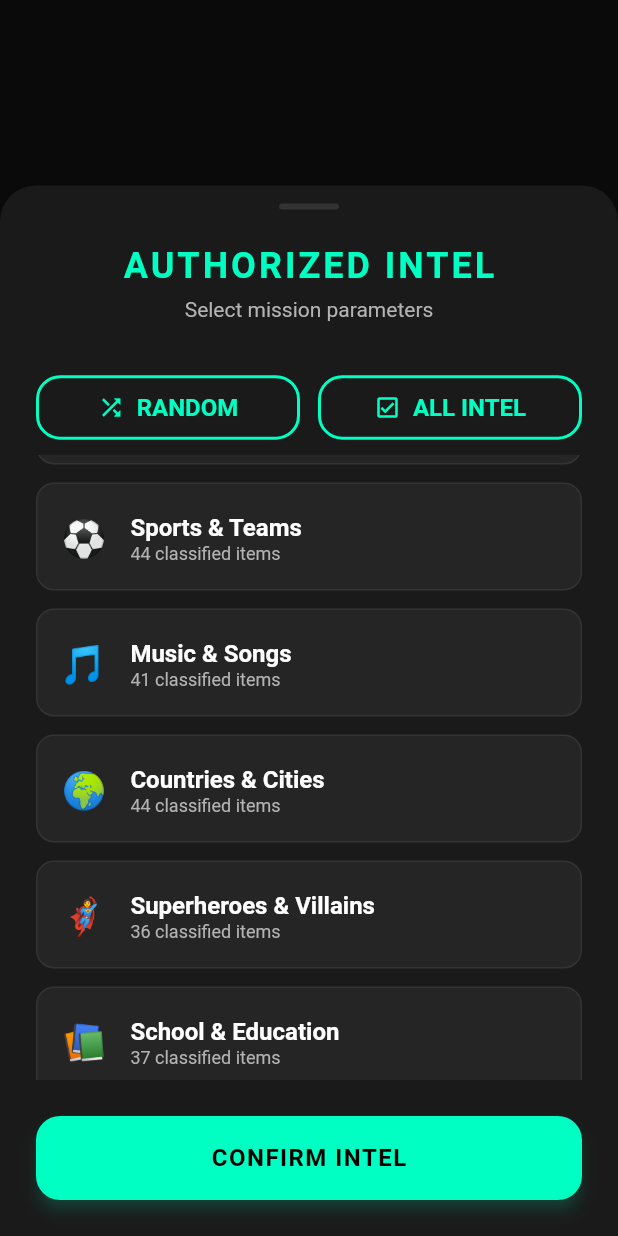
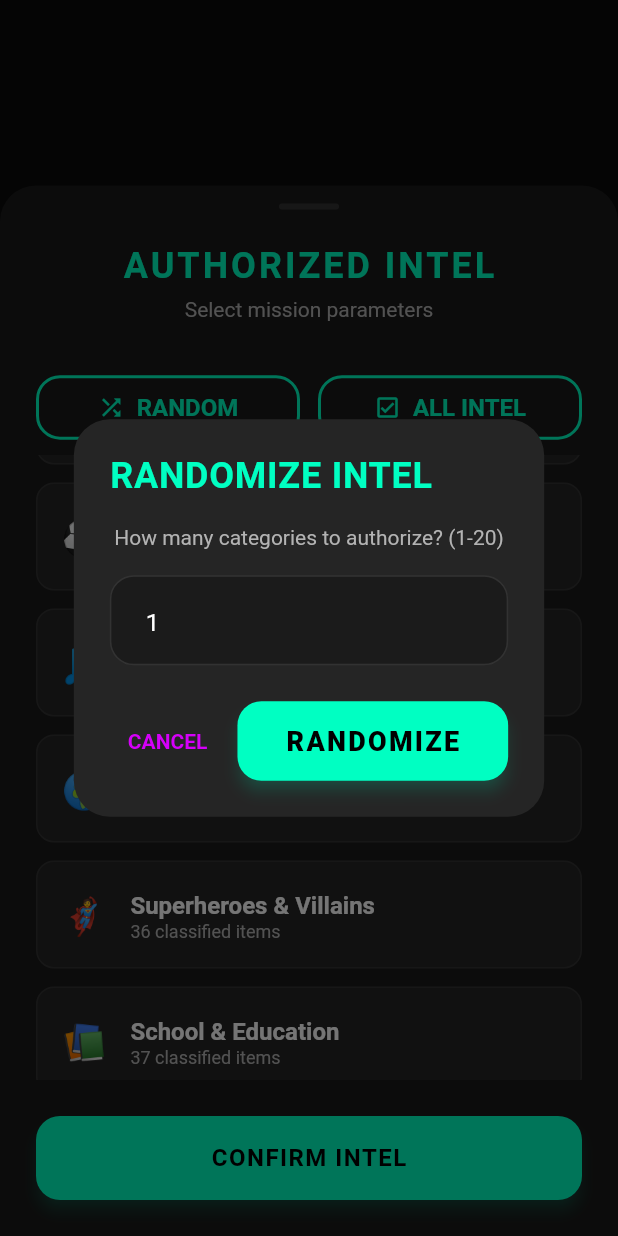
Before and after one commit to Vince0028/Impostor-game, a Flutter app: the SelectCategoriesDialog widget shown alone on an empty page, opened directly, scrolled down 576 dp, after a tap on "RANDOM", on a phone screen of 412 x 824 dp. Run offline on Flutter 3.47's test engine with Material 3 defaults, Android fonts, the phone set to English and light mode, and no system bars; our stand-ins replace flutter_dotenv, share_plus, supabase_flutter; accounts and stored records are empty.

Commit message:
fixing the random function bug on intel

```diff
--- a/impostor_game/lib/dialogs/select_categories_dialog.dart
+++ b/impostor_game/lib/dialogs/select_categories_dialog.dart
@@ -66,7 +66,8 @@ class SelectCategoriesDialog extends StatelessWidget {
                   children: [
                     Expanded(
                       child: OutlinedButton.icon(
-                        onPressed: () => provider.selectRandomCategory(),
+                        onPressed: () =>
+                            _showRandomCountDialog(context, provider),
                         icon: const Icon(Icons.shuffle),
                         label: const Text('RANDOM'),
                         style: OutlinedButton.styleFrom(
@@ -212,4 +213,65 @@ class SelectCategoriesDialog extends StatelessWidget {
       ),
     );
   }
+
+  void _showRandomCountDialog(BuildContext context, GameProvider provider) {
+    final controller = TextEditingController(text: '1');
+    final max = provider.allCategories.length;
+
+    showDialog(
+      context: context,
+      builder: (context) => AlertDialog(
+        backgroundColor: AppTheme.backgroundSurface,
+        title: Text(
+          'RANDOMIZE INTEL',
+          style: AppTheme.titleMedium.copyWith(color: AppTheme.primaryNeon),
+        ),
+        content: Column(
+          mainAxisSize: MainAxisSize.min,
+          children: [
+            Text(
+              'How many categories to authorize? (1-$max)',
+              style: AppTheme.bodyMedium,
+            ),
+            const SizedBox(height: 16),
+            TextField(
+              controller: controller,
+              keyboardType: TextInputType.number,
+              style: const TextStyle(color: Colors.white),
+              decoration: InputDecoration(
+                filled: true,
+                fillColor: Colors.black26,
+                border: OutlineInputBorder(
+                  borderRadius: BorderRadius.circular(12),
+                  borderSide: BorderSide.none,
+                ),
+                focusedBorder: OutlineInputBorder(
+                  borderRadius: BorderRadius.circular(12),
+                  borderSide: BorderSide(color: AppTheme.primaryNeon),
+                ),
+              ),
+            ),
+          ],
+        ),
+        actions: [
+          TextButton(
+            onPressed: () => Navigator.pop(context),
+            child: const Text('CANCEL'),
+          ),
+          ElevatedButton(
+            onPressed: () {
+              final count = int.tryParse(controller.text) ?? 1;
+              provider.selectRandomCategories(count);
+              Navigator.pop(context);
+            },
+            style: ElevatedButton.styleFrom(
+              backgroundColor: AppTheme.primaryNeon,
+              foregroundColor: Colors.black,
+            ),
+            child: const Text('RANDOMIZE'),
+          ),
+        ],
+      ),
+    );
+  }
 }
--- a/impostor_game/lib/providers/game_provider.dart
+++ b/impostor_game/lib/providers/game_provider.dart
@@ -101,10 +101,19 @@ class GameProvider extends ChangeNotifier {
     notifyListeners();
   }
 
-  void selectRandomCategory() {
+  void selectRandomCategories(int count) {
     if (allCategories.isEmpty) return;
-    final randomCategory = allCategories[_random.nextInt(allCategories.length)];
-    _gameState = _gameState.copyWith(selectedCategories: [randomCategory]);
+
+    // Create a copy of all categories to shuffle
+    final available = [...allCategories];
+    available.shuffle(_random);
+
+    // Select the requested number of categories
+    final selected = available
+        .take(count.clamp(1, allCategories.length))
+        .toList();
+
+    _gameState = _gameState.copyWith(selectedCategories: selected);
     notifyListeners();
   }
 
```
